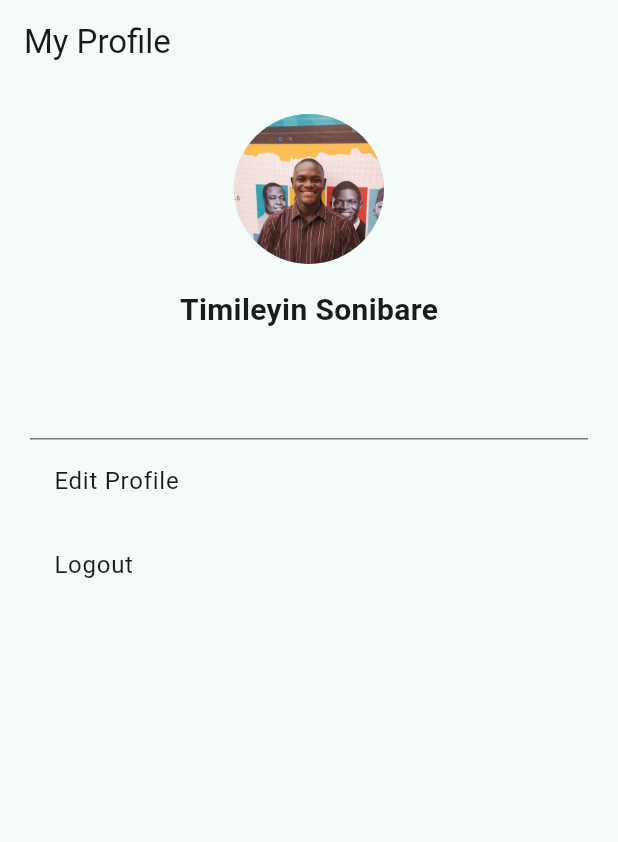
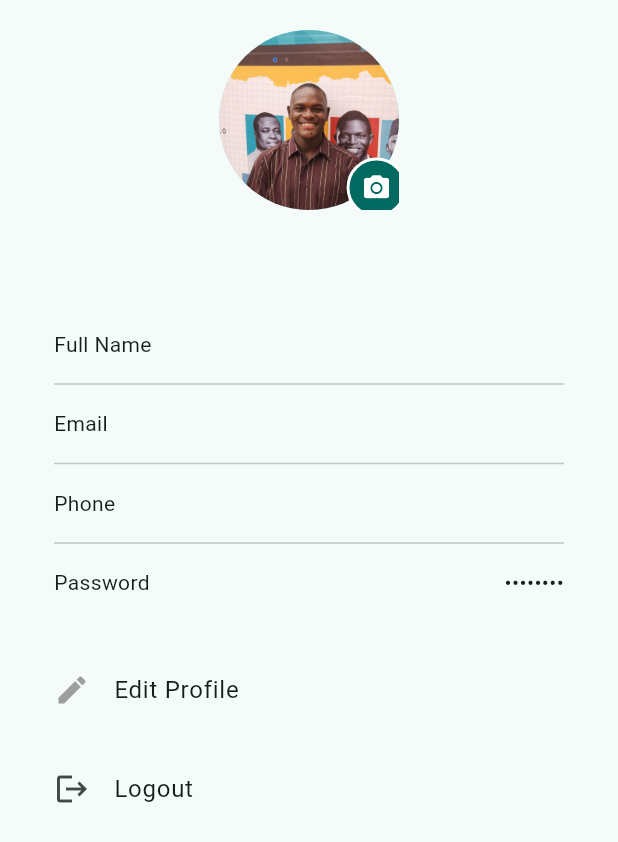
Before and after one commit to Teeshow04/flutter-new-app, a Flutter app: the ProfilePage screen opened directly, on a phone screen of 412 x 824 dp. Shown: the top 842 px of the screen. Run offline on Flutter 3.47's test engine with Material 3 defaults, Android fonts, the phone set to English and light mode, and no system bars; our stand-ins replace image_picker, lottie, shared_preferences; accounts and stored records are empty.

Commit message:
updated edit profile/ profile,logout pages

```diff
--- a/lib/views/pages/profile_page.dart
+++ b/lib/views/pages/profile_page.dart
@@ -1,9 +1,9 @@
+import 'dart:io';
 import 'package:flutter/material.dart';
-import 'package:new_app/data/notifiers.dart';
+import 'package:shared_preferences/shared_preferences.dart';
 import 'package:new_app/views/pages/edit_profile_page.dart';
-// import 'dart:io';
-import 'package:new_app/views/pages/welcome_page.dart';
-// import 'package:shared_preferences/shared_preferences.dart';
+
+import '../widgets/logout_widget.dart';
 
 class ProfilePage extends StatefulWidget {
   const ProfilePage({super.key});
@@ -13,62 +13,115 @@ class ProfilePage extends StatefulWidget {
 }
 
 class _ProfilePageState extends State<ProfilePage> {
+  String name = '';
+  String email = '';
+  String phone = '';
+  String? imagePath;
 
+  @override
+  void initstate() {
+    super.initState();
+    _loadProfileData();
+  }
 
+  Future<void> _loadProfileData() async {
+    final prefs = await SharedPreferences.getInstance();
+    setState(() {
+      name = prefs.getString('name') ?? 'Tee-show04';
+      email = prefs.getString('email') ?? 'teeshow@example.com';
+      phone = prefs.getString('phone') ?? '+234 123 456 7890';
+      imagePath = prefs.getString('profileImage');
+    });
+  }
+
+  Widget _buildInfoItem(String label, String value) {
+    return Padding(
+      padding: const EdgeInsets.symmetric(vertical: 8.0),
+      child: Row(
+        mainAxisAlignment: MainAxisAlignment.spaceBetween,
+        children: [
+          Text(label),
+          Text(value),
+        ],
+      ),
+    );
+  }
 
   @override
   Widget build(BuildContext context) {
     return Scaffold(
-      appBar: AppBar(title: Text('My Profile',
-      textAlign: TextAlign.center,
-      )),
       body: Padding(
         padding: EdgeInsets.all(20.0),
         child: Column(
           children: [
-            GestureDetector(
-              // onTap: ,
-              child: CircleAvatar(
-                radius: 50.0,
-                backgroundImage: AssetImage('assets/images/timi.jpg'),
+            Center(
+              child: Stack(
+                children: [
+                  CircleAvatar(
+                    radius: 60.0,
+                    backgroundImage: imagePath != null && File(imagePath!).existsSync()
+                        ? FileImage(File(imagePath!))
+                        : const AssetImage('assets/images/timi.jpg') as ImageProvider,
+                  ),
+                  Positioned(
+                    bottom: -5,
+                    right: -5,child: GestureDetector(
+
+                    child: Container(
+                      height: 40,
+                      width: 40,
+                      decoration: BoxDecoration(
+                        color: Theme
+                            .of(context)
+                            .primaryColor,
+                        shape: BoxShape.circle,
+                        border: Border.all(color: Colors.white, width: 2),
+                      ),
+                      child: Icon(
+                          Icons.camera_alt, color: Colors.white, size: 20),
+                    ),
+                  ),
+                  )
+                ],
               ),
             ),
-            SizedBox(height: 16.0),
-            Text("Timileyin Sonibare", style: TextStyle(fontSize: 20, fontWeight: FontWeight.bold)),
-            SizedBox(height: 24.0),
-
-            TextField(
-
+            SizedBox(height: 16),
+            Text(name,
+                style: TextStyle(fontSize: 20, fontWeight: FontWeight.bold)),
+            SizedBox(height: 10),
+            Container(
+              padding: EdgeInsets.all(16),
+              decoration: BoxDecoration(
+                borderRadius: BorderRadius.circular(12),
+              ),
+              child: Column(
+                children: [
+                  _buildInfoItem("Full Name", name),
+                  Divider(),
+                  _buildInfoItem("Email", email),
+                  Divider(),
+                  _buildInfoItem("Phone", phone),
+                  Divider(),
+                  _buildInfoItem("Password", "••••••••"),
+                ],
+              ),
             ),
+            SizedBox(height: 10),
             ListTile(
+              leading: Icon(Icons.edit, color: Colors.grey),
               title: Text('Edit Profile'),
               onTap: () {
-                // selectedPageNotifier.value = 0;
-                // Navigator.push(
-                //   context,
-                //   MaterialPageRoute(
-                //     builder: (context) {
-                //       return EditProfilePage();
-                //     },
-                //   ),
-                // );
-              },
-            ),
-
-            ListTile(
-              title: Text('Logout'),
-              onTap: () {
-                selectedPageNotifier.value = 0;
-                Navigator.pushReplacement(
+                Navigator.push(
                   context,
                   MaterialPageRoute(
-                    builder: (context) {
-                      return WelcomePage();
-                    },
+                    builder: (_) =>
+                        EditProfilePage(onProfileUpdate: _loadProfileData),
                   ),
                 );
               },
             ),
+            SizedBox(height: 10),
+            LogoutTile(), // imported from logout_tile.dart
           ],
         ),
       ),
--- a/lib/views/widget_tree.dart
+++ b/lib/views/widget_tree.dart
@@ -16,7 +16,7 @@ class WidgetTree extends StatelessWidget {
   Widget build(BuildContext context) {
     return Scaffold(
       appBar: AppBar(
-        title: Text('Teehshow App'),
+        title: Text('Showtime App'),
         centerTitle: true,
         actions: [
           IconButton(
--- /dev/null
+++ b/lib/views/widgets/logout_widget.dart
@@ -0,0 +1,43 @@
+import 'package:flutter/material.dart';
+import 'package:new_app/data/notifiers.dart';
+import 'package:new_app/views/pages/welcome_page.dart';
+
+class LogoutTile extends StatelessWidget {
+  const LogoutTile({super.key});
+
+  @override
+  Widget build(BuildContext context) {
+    return ListTile(
+      leading: Icon(Icons.logout),
+      title: Text('Logout'),
+      onTap: () {
+        showDialog(
+          context: context,
+          builder: (BuildContext context) {
+            return AlertDialog(
+              title: Text('Logout'),
+              content: Text('Are you sure you want to logout?'),
+              actions: [
+                TextButton(
+                  child: Text('Cancel'),
+                  onPressed: () => Navigator.of(context).pop(),
+                ),
+                TextButton(
+                  child: Text('Logout'),
+                  onPressed: () {
+                    selectedPageNotifier.value = 0;
+                    Navigator.pushReplacement(
+                      context,
+                      MaterialPageRoute(
+                          builder: (context) => WelcomePage()),
+                    );
+                  },
+                ),
+              ],
+            );
+          },
+        );
+      },
+    );
+  }
+}
--- a/pubspec.yaml
+++ b/pubspec.yaml
@@ -31,6 +31,7 @@ dependencies:
   flutter:
     sdk: flutter
 
+
   # The following adds the Cupertino Icons font to your application.
   # Use with the CupertinoIcons class for iOS style icons.
   cupertino_icons: ^1.0.8
@@ -38,6 +39,7 @@ dependencies:
   google_fonts: ^6.2.1
   shared_preferences: ^2.5.3
   flutter_launcher_icons: ^0.14.3
+  image_picker: ^1.1.2
 dev_dependencies:
   flutter_test:
     sdk: flutter
```
Also changed, not shown: lib/views/pages/edit_profile_page.dart (+89 -119 lines), lib/views/pages/settings_page.dart (+0 -18 lines), pubspec.lock, 5 other files.
